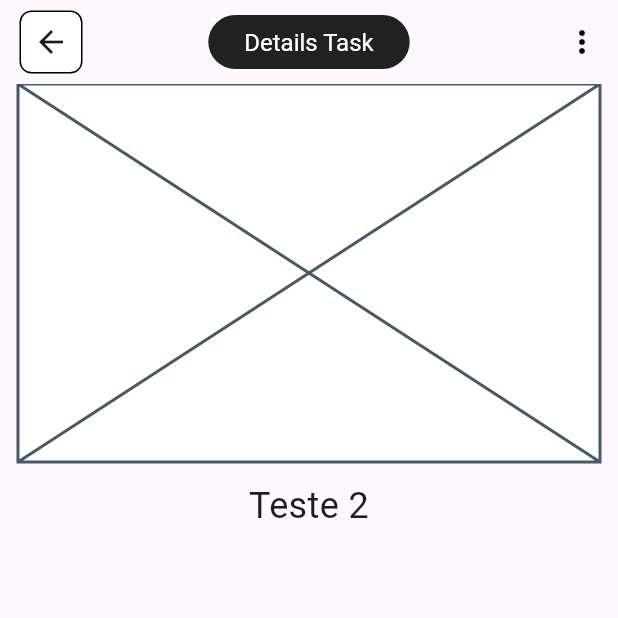
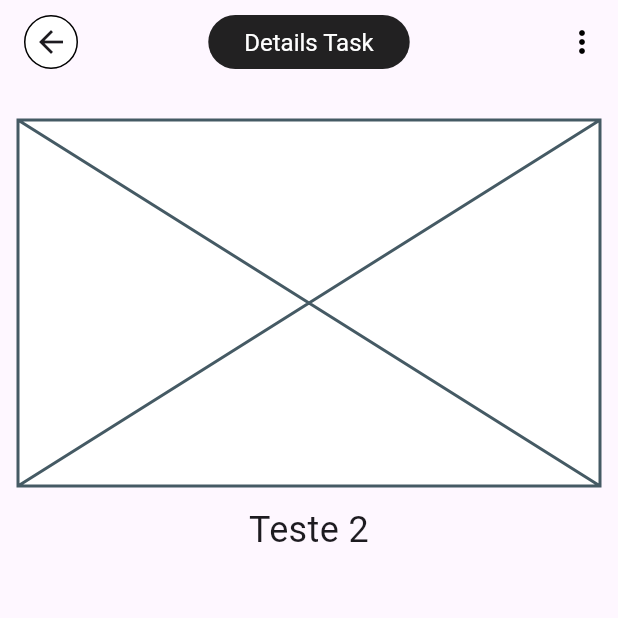
Before and after one commit to wellgenio/app-arch-with-modules, a Flutter app: the screen it shows after launch, after a tap on "Do", after a tap on "Completed", after a tap on "Teste 2", on a phone screen of 412 x 824 dp, the top half of it. Run offline on Flutter 3.47's test engine with Material 3 defaults, Android fonts, the phone set to English and light mode, and no system bars; our stand-ins replace result_dart.

Commit message:
fix: styles

```diff
--- a/lib/app/ui/collections/details/collection_details_page.dart
+++ b/lib/app/ui/collections/details/collection_details_page.dart
@@ -119,12 +119,12 @@ class _CollectionDetailsPageState extends State<CollectionDetailsPage> {
                         child: GestureDetector(
                           onTap: Navigator.of(context).pop,
                           child: Container(
-                            height: 42,
-                            width: 42,
+                            height: 36,
+                            width: 36,
                             decoration: BoxDecoration(
                               color: Colors.white,
                               borderRadius:
-                                  BorderRadius.all(Radius.circular(8)),
+                                  BorderRadius.circular(36),
                               border: Border.all(color: Colors.black, width: 1),
                             ),
                             child: Icon(Icons.arrow_back),
--- a/lib/app/ui/tasks/details/task_details_page.dart
+++ b/lib/app/ui/tasks/details/task_details_page.dart
@@ -53,7 +53,8 @@ class _TaskDetailsPageState extends State<TaskDetailsPage> {
                 SliverAppBar(
                   centerTitle: true,
                   title: Container(
-                    padding: EdgeInsets.symmetric(vertical: 8.0, horizontal: 24.0),
+                    padding:
+                        EdgeInsets.symmetric(vertical: 8.0, horizontal: 24.0),
                     decoration: BoxDecoration(
                       color: Colors.black87,
                       borderRadius: BorderRadius.circular(24),
@@ -72,11 +73,11 @@ class _TaskDetailsPageState extends State<TaskDetailsPage> {
                       child: GestureDetector(
                         onTap: Navigator.of(context).pop,
                         child: Container(
-                          height: 42,
-                          width: 42,
+                          height: 36,
+                          width: 36,
                           decoration: BoxDecoration(
                             color: Colors.white,
-                            borderRadius: BorderRadius.all(Radius.circular(8)),
+                            borderRadius: BorderRadius.circular(36),
                             border: Border.all(color: Colors.black, width: 1),
                           ),
                           child: Icon(Icons.arrow_back),
@@ -169,7 +170,8 @@ class _TaskDetailsPageState extends State<TaskDetailsPage> {
                 ),
                 SliverFillRemaining(
                   child: Padding(
-                    padding: const EdgeInsets.symmetric(horizontal: 12),
+                    padding: const EdgeInsets.symmetric(horizontal: 12) +
+                        EdgeInsets.only(top: 24),
                     child: Column(
                       spacing: 12,
                       children: [
```
